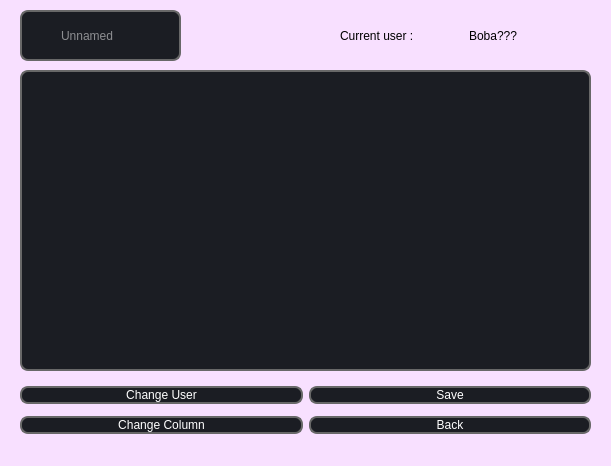
This is UI/w_cell/cell.ui in Saigz/task_tracker_qt as Qt 5 draws it before an edit. The edited form follows.
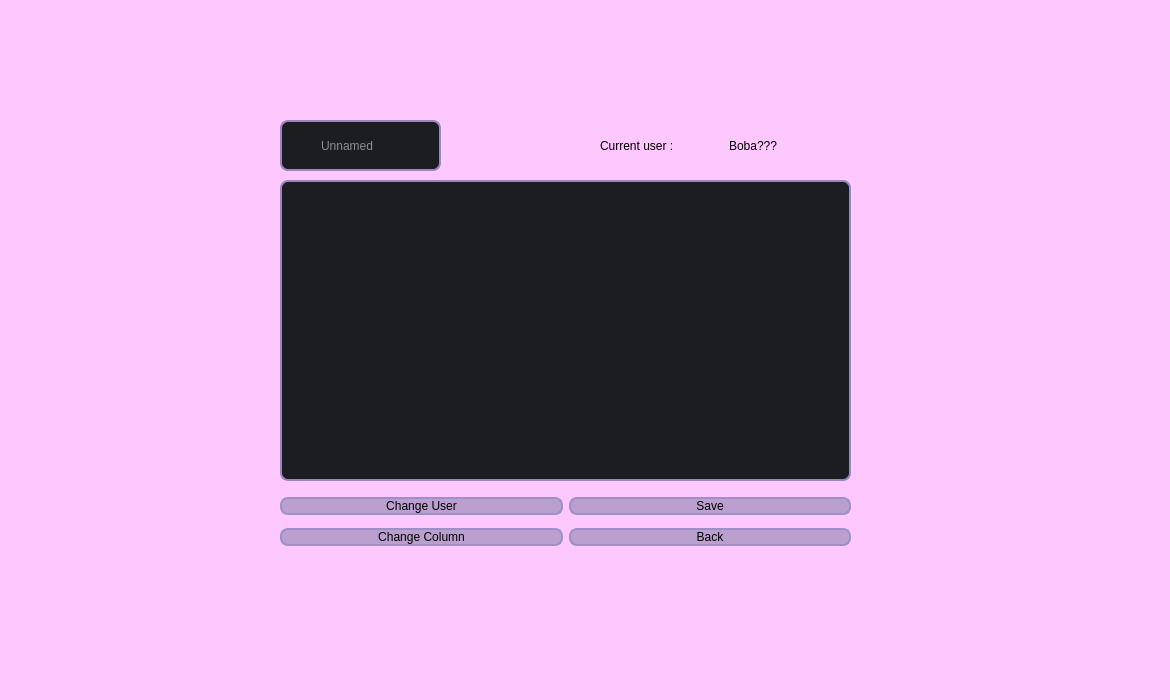
This is the edited form.

```diff
--- a/UI/w_cell/cell.ui
+++ b/UI/w_cell/cell.ui
@@ -6,28 +6,40 @@
    <rect>
     <x>0</x>
     <y>0</y>
-    <width>611</width>
-    <height>466</height>
+    <width>1170</width>
+    <height>700</height>
    </rect>
   </property>
+  <property name="maximumSize">
+   <size>
+    <width>1170</width>
+    <height>700</height>
+   </size>
+  </property>
   <property name="windowTitle">
    <string>Dialog</string>
   </property>
   <property name="styleSheet">
-   <string notr="true">background-color: rgb(248, 224, 255);</string>
+   <string notr="true">background-color: rgb(254, 200, 255);</string>
   </property>
   <widget class="QLineEdit" name="Header">
    <property name="geometry">
     <rect>
-     <x>20</x>
-     <y>10</y>
+     <x>280</x>
+     <y>120</y>
      <width>161</width>
      <height>51</height>
     </rect>
    </property>
+   <property name="maximumSize">
+    <size>
+     <width>1170</width>
+     <height>700</height>
+    </size>
+   </property>
    <property name="styleSheet">
     <string notr="true">QLineEdit {
-	border: 2px solid rgb(104, 104, 104);
+	border: 2px solid rgb(156, 132, 192);
 	border-radius: 8px;
 	padding-left: auto;
     padding-right: auto;
@@ -43,6 +55,7 @@
 	background-color: rgb(43, 45, 56);
 }
 
+
 </string>
    </property>
    <property name="text">
@@ -58,15 +71,15 @@
   <widget class="QPlainTextEdit" name="Text">
    <property name="geometry">
     <rect>
-     <x>20</x>
-     <y>70</y>
+     <x>280</x>
+     <y>180</y>
      <width>571</width>
      <height>301</height>
     </rect>
    </property>
    <property name="styleSheet">
     <string notr="true">QPlainTextEdit {
-	border: 2px solid rgb(104, 104, 104);
+	border: 2px solid rgb(156, 132, 192);
 	border-radius: 8px;
 	padding-left: auto;
     padding-right: auto;
@@ -82,6 +95,7 @@
 	background-color: rgb(43, 45, 56);
 }
 
+
 </string>
    </property>
    <property name="plainText">
@@ -94,8 +108,8 @@
   <widget class="QWidget" name="layoutWidget">
    <property name="geometry">
     <rect>
-     <x>340</x>
-     <y>10</y>
+     <x>600</x>
+     <y>120</y>
      <width>251</width>
      <height>51</height>
     </rect>
@@ -127,13 +141,13 @@
     </item>
    </layout>
   </widget>
-  <widget class="QWidget" name="">
+  <widget class="QWidget" name="layoutWidget">
    <property name="geometry">
     <rect>
-     <x>20</x>
-     <y>380</y>
+     <x>280</x>
+     <y>490</y>
      <width>571</width>
-     <height>61</height>
+     <height>63</height>
     </rect>
    </property>
    <layout class="QHBoxLayout" name="horizontalLayout">
@@ -143,22 +157,22 @@
        <widget class="QPushButton" name="btn_Change_User">
         <property name="styleSheet">
          <string notr="true">QPushButton {
-	border: 2px solid rgb(104, 104, 104);
-	border-radius: 8px;
-	padding-left: auto;
+ border: 2px solid  rgb(155, 144, 200);
+ border-radius: 8px;
+ padding-left: auto;
     padding-right: auto;
-	color: rgb(255, 255, 255);
-	background-color: rgb(27, 29, 35);
-	font: 600 12pt &quot;Montserrat SemiBold&quot;;
+ color: rgb(0, 0, 0);
+ background-color: rgb(187, 159, 207);
+ font: 600 12pt &quot;Montserrat SemiBold&quot;;
 }
 QPushButton:hover {
 	border: 2px solid rgb(85, 170, 255);
 	background-color: rgb(43, 45, 56);
 }
 QPushButton:focus {
-	border: 2px solid rgb(48, 50, 62);
-}
-</string>
+ border: 2px solid rgb(109, 86, 154);
+ background-color: rgb(109, 86, 154);
+}</string>
         </property>
         <property name="text">
          <string>Change User</string>
@@ -169,22 +183,22 @@
        <widget class="QPushButton" name="btn_change_column">
         <property name="styleSheet">
          <string notr="true">QPushButton {
-	border: 2px solid rgb(104, 104, 104);
-	border-radius: 8px;
-	padding-left: auto;
+ border: 2px solid  rgb(155, 144, 200);
+ border-radius: 8px;
+ padding-left: auto;
     padding-right: auto;
-	color: rgb(255, 255, 255);
-	background-color: rgb(27, 29, 35);
-	font: 600 12pt &quot;Montserrat SemiBold&quot;;
+ color: rgb(0, 0, 0);
+ background-color: rgb(187, 159, 207);
+ font: 600 12pt &quot;Montserrat SemiBold&quot;;
 }
 QPushButton:hover {
 	border: 2px solid rgb(85, 170, 255);
 	background-color: rgb(43, 45, 56);
 }
 QPushButton:focus {
-	border: 2px solid rgb(48, 50, 62);
-}
-</string>
+ border: 2px solid rgb(109, 86, 154);
+ background-color: rgb(109, 86, 154);
+}</string>
         </property>
         <property name="text">
          <string>Change Column</string>
@@ -199,22 +213,22 @@
        <widget class="QPushButton" name="btn_Save">
         <property name="styleSheet">
          <string notr="true">QPushButton {
-	border: 2px solid rgb(104, 104, 104);
-	border-radius: 8px;
-	padding-left: auto;
+ border: 2px solid  rgb(155, 144, 200);
+ border-radius: 8px;
+ padding-left: auto;
     padding-right: auto;
-	color: rgb(255, 255, 255);
-	background-color: rgb(27, 29, 35);
-	font: 600 12pt &quot;Montserrat SemiBold&quot;;
+ color: rgb(0, 0, 0);
+ background-color: rgb(187, 159, 207);
+ font: 600 12pt &quot;Montserrat SemiBold&quot;;
 }
 QPushButton:hover {
 	border: 2px solid rgb(85, 170, 255);
 	background-color: rgb(43, 45, 56);
 }
 QPushButton:focus {
-	border: 2px solid rgb(48, 50, 62);
-}
-</string>
+ border: 2px solid rgb(109, 86, 154);
+ background-color: rgb(109, 86, 154);
+}</string>
         </property>
         <property name="text">
          <string>Save</string>
@@ -225,22 +239,22 @@
        <widget class="QPushButton" name="btn_back">
         <property name="styleSheet">
          <string notr="true">QPushButton {
-	border: 2px solid rgb(104, 104, 104);
-	border-radius: 8px;
-	padding-left: auto;
+ border: 2px solid  rgb(155, 144, 200);
+ border-radius: 8px;
+ padding-left: auto;
     padding-right: auto;
-	color: rgb(255, 255, 255);
-	background-color: rgb(27, 29, 35);
-	font: 600 12pt &quot;Montserrat SemiBold&quot;;
+ color: rgb(0, 0, 0);
+ background-color: rgb(187, 159, 207);
+ font: 600 12pt &quot;Montserrat SemiBold&quot;;
 }
 QPushButton:hover {
 	border: 2px solid rgb(85, 170, 255);
 	background-color: rgb(43, 45, 56);
 }
 QPushButton:focus {
-	border: 2px solid rgb(48, 50, 62);
-}
-</string>
+ border: 2px solid rgb(109, 86, 154);
+ background-color: rgb(109, 86, 154);
+}</string>
         </property>
         <property name="text">
          <string>Back</string>
```
Left out of the diff: 24 changed lines with no effect on the pictures.
